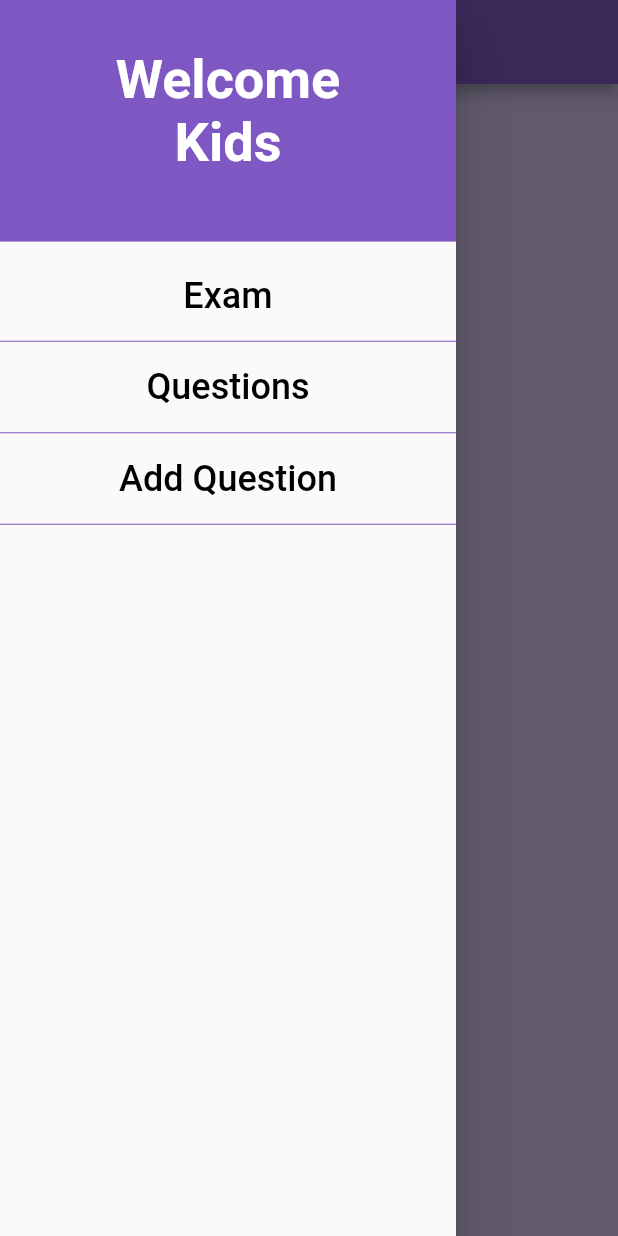
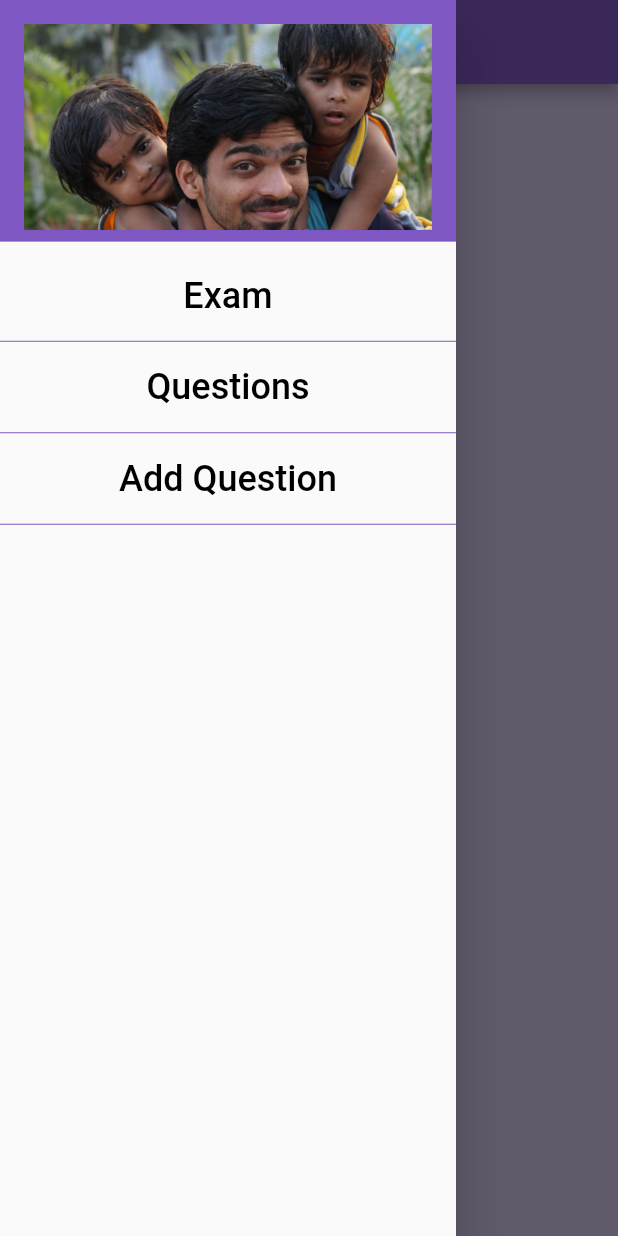
Before and after one commit to adepusai123/KidsExam, a Flutter app: the screen it shows after launch, with the side drawer open, on a phone screen of 412 x 824 dp. Run offline on Flutter 3.47's test engine with Material 2 defaults, Android fonts, the phone set to English and light mode, and no system bars; our stand-ins replace sqflite; accounts and stored records are empty.

Commit message:
drawer header

```diff
--- a/lib/screens/welcome/welcome_screen.dart
+++ b/lib/screens/welcome/welcome_screen.dart
@@ -22,15 +22,23 @@ class _WelcomeScreenState extends State<WelcomeScreen> {
         child: ListView(
           children: <Widget>[
             DrawerHeader(
-              padding: EdgeInsets.symmetric(vertical: 32),
-              child: Text(
-                'Welcome\nKids',
-                textAlign: TextAlign.center,
-                style: TextStyle(
-                  color: Colors.white,
-                  fontWeight: FontWeight.bold,
-                  fontSize: 36,
+              // padding: EdgeInsets.symmetric(vertical: 32),
+              child: Container(
+                decoration: BoxDecoration(
+                  image: DecorationImage(
+                    image: AssetImage('assets/images/header.PNG'),
+                    fit: BoxFit.cover,
+                  ),
                 ),
+                // child: Text(
+                //   'Welcome Kids',
+                //   textAlign: TextAlign.justify,
+                //   style: TextStyle(
+                //     color: Colors.white,
+                //     fontWeight: FontWeight.bold,
+                //     fontSize: 36,
+                //   ),
+                // ),
               ),
               decoration: BoxDecoration(
                 color: Colors.deepPurple[400],
--- a/pubspec.yaml
+++ b/pubspec.yaml
@@ -45,8 +45,8 @@ flutter:
   uses-material-design: true
 
   # To add assets to your application, add an assets section, like this:
-  # assets:
-  #   - images/a_dot_burr.jpeg
+  assets:
+    - assets/images/
   #   - images/a_dot_ham.jpeg
 
   # An image asset can refer to one or more resolution-specific "variants", see
```
Also changed, not shown: assets/images/header.PNG (added).
